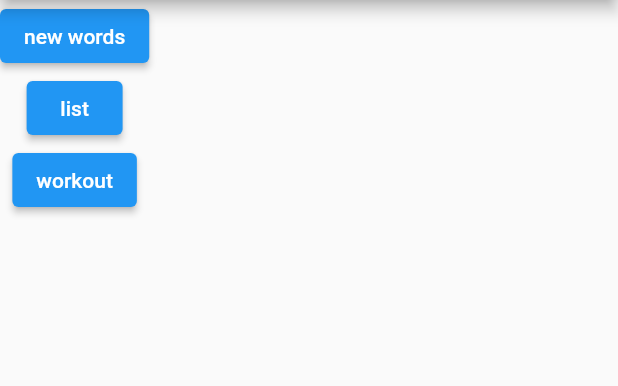
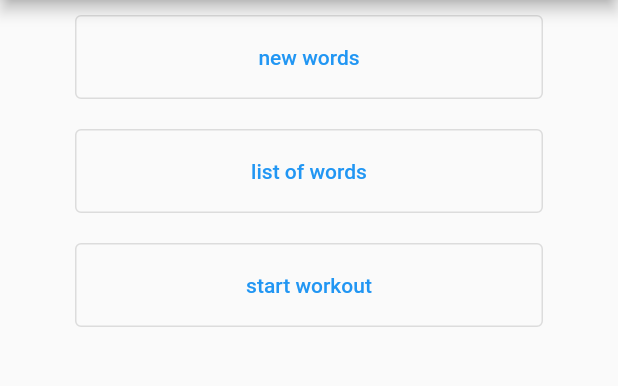
Before and after one commit to juri117/ink-to-brain, a Flutter app: the screen it shows after launch, on a phone screen of 412 x 824 dp, the part 84-470 px from its top. Run offline on Flutter 3.47's test engine with Material 2 defaults, Android fonts, the phone set to English and light mode, and no system bars; our stand-ins replace permission_handler, sqflite_common, sqflite_common_ffi; accounts and stored records are empty.

Commit message:
design home screen menu buttons

```diff
--- a/lib/main.dart
+++ b/lib/main.dart
@@ -1,3 +1,5 @@
+// ignore_for_file: prefer_const_constructors
+
 import 'package:flutter/material.dart';
 import 'package:ink2brain/database_con.dart';
 import 'package:ink2brain/list.dart';
@@ -51,31 +53,46 @@ class _MainFrameState extends State<MainFrame> {
           ),
         ]),
         body: content ??
-            Column(children: [
-              ElevatedButton(
-                child: const Text('new words'),
+            Center(
+                child: ListView(
+                    padding: const EdgeInsets.only(
+                        top: 10.0, bottom: 10, left: 50, right: 50),
+                    children: [
+                  OutlinedButton(
+                    child: const Padding(
+                        padding: EdgeInsets.all(20), child: Text('new words')),
                     onPressed: () {
                       setState(() {
                         content = const NewWordPage();
                       });
                     },
                   ),
-              ElevatedButton(
-                child: const Text('list'),
+                  const SizedBox(
+                    height: 20,
+                  ),
+                  OutlinedButton(
+                    child: const Padding(
+                        padding: EdgeInsets.all(20),
+                        child: Text('list of words')),
                     onPressed: () {
                       setState(() {
                         content = const ListPage();
                       });
                     },
                   ),
-              ElevatedButton(
-                child: const Text('workout'),
+                  SizedBox(
+                    height: 20,
+                  ),
+                  OutlinedButton(
+                    child: const Padding(
+                        padding: EdgeInsets.all(20),
+                        child: Text('start workout')),
                     onPressed: () {
                       setState(() {
                         content = const WorkoutPage();
                       });
                     },
                   ),
-            ]));
+                ])));
   }
 }
```
Lines whose indentation alone changed are shown as unchanged.
